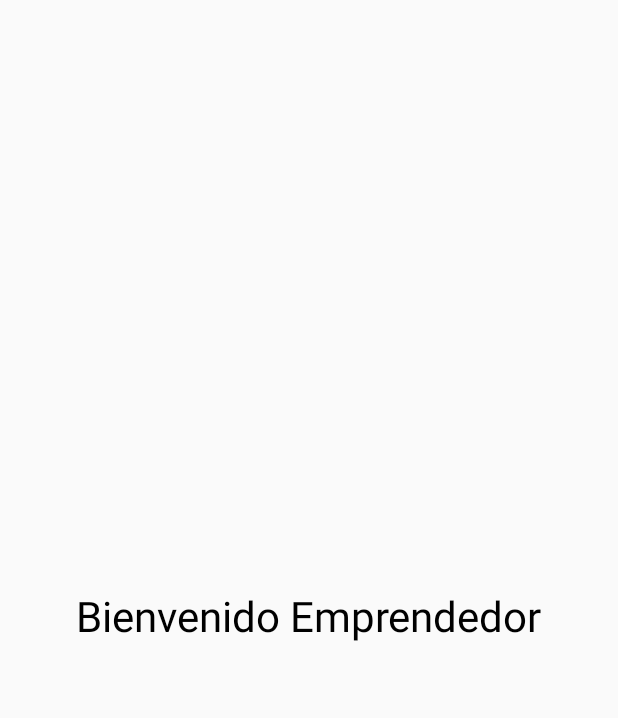
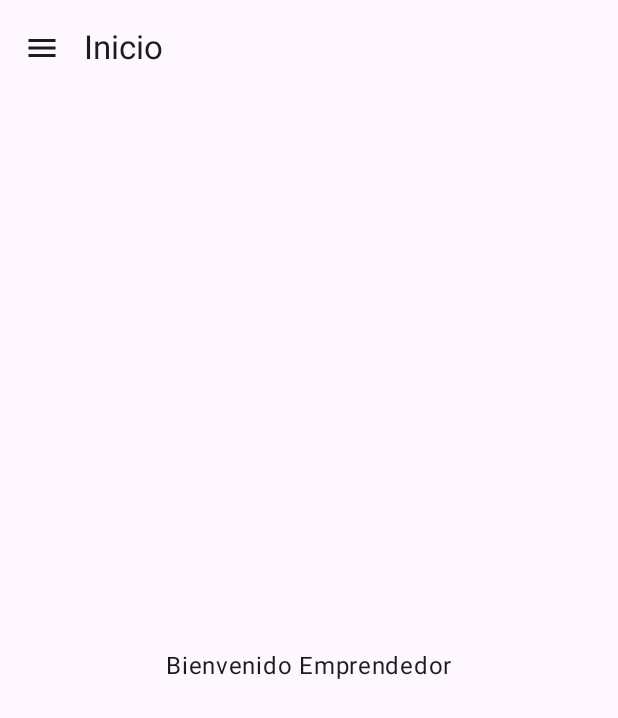
Before and after one commit to abdul8377/appTurismo202501, an Android app built with Jetpack Compose: the EmprendedorScreen screen opened through its navigation route, on a phone screen of 412 x 824 dp. Shown: the top 718 px of the screen. Run offline under Robolectric (Android 15) with nearby library versions, the phone set to English and light mode, and no system bars; our stand-ins replace Dagger/Hilt's generated code, Material 3 Expressive styles (plain Material 3 is drawn); network calls fail; pictures from the network do not load; 1 statement that could not run was skipped.

Commit message:
correccion drawer y pantalla emprendedor

```diff
--- a/app/src/main/java/pe/edu/upeu/appturismo202501/ui/navigation/NavigationHost.kt
+++ b/app/src/main/java/pe/edu/upeu/appturismo202501/ui/navigation/NavigationHost.kt
@@ -9,8 +9,10 @@ import androidx.compose.runtime.Composable
 import androidx.compose.runtime.MutableState
 import androidx.compose.ui.Modifier
 import androidx.navigation.NavHostController
+import androidx.navigation.NavType
 import androidx.navigation.compose.NavHost
 import androidx.navigation.compose.composable
+import androidx.navigation.navArgument
 import pe.edu.upeu.appturismo202501.ui.presentation.screens.LoginScreen
 import pe.edu.upeu.appturismo202501.ui.presentation.screens.forgotpassword.ForgotPasswordScreen
 import pe.edu.upeu.appturismo202501.ui.presentation.screens.welcome.PerfilScreen
@@ -95,7 +97,18 @@ fun NavigationHost(
         }
 
         // Rutas por rol
-        composable(Destinations.Emprendedor.route) { EmprendedorScreen(navController) }
+        composable(Destinations.Emprendedor.route) {
+            EmprendedorScreen(
+                navController = navController,
+                onLogoutClicked = {
+                    TokenUtils.clearToken()
+                    SessionManager.clearSession()
+                    navController.navigate(Destinations.Welcome.route){
+                        popUpTo(Destinations.Welcome.route)
+                    }
+                }
+            )
+        }
         composable(Destinations.Usuario.route) { UsuarioScreen(navController) }
         composable(Destinations.Administrador.route) {
             AdministradorScreen(
@@ -135,13 +148,14 @@ fun NavigationHost(
             UserScreen()
         }
 
-        composable("ver_tipo_de_negocio_screen/{id}") { backStackEntry ->
-            val id = backStackEntry.arguments?.getString("id")?.toLongOrNull()
-            if (id != null) {
-                VerTipoDeNegocioScreen(id = id) // Pasa el id correctamente aquí
-            } else {
-                Text("ID inválido") // En caso de que el ID no sea válido
-            }
+        composable(
+            route = Destinations.VerTipoDeNegocio.route,
+            arguments = listOf(
+                navArgument("id") { type = NavType.LongType }
+            )
+        ) { backStackEntry ->
+            val id = backStackEntry.arguments?.getLong("id") ?: 0L
+            VerTipoDeNegocioScreen(id = id)
         }
 
 
--- a/app/src/main/java/pe/edu/upeu/appturismo202501/ui/presentation/componentsA/Drawer.kt
+++ b/app/src/main/java/pe/edu/upeu/appturismo202501/ui/presentation/componentsA/Drawer.kt
@@ -21,14 +21,14 @@ import pe.edu.upeu.appturismo202501.utils.SessionManager
 data class DrawerNavItem(
     val label: String,
     val icon: ImageVector,
-    val id: String
+    val route: String     // ahora ruta en vez de id genérico
 )
 
 @OptIn(ExperimentalMaterial3Api::class)
 @Composable
 fun SidebarDrawer(
     items: List<DrawerNavItem>,
-    selectedItemId: String,
+    selectedRoute: String,
     onItemClicked: (DrawerNavItem) -> Unit,
     onLogoutClicked: () -> Unit,
     content: @Composable () -> Unit
@@ -36,9 +36,9 @@ fun SidebarDrawer(
     val drawerState = rememberDrawerState(DrawerValue.Closed)
     val scope = rememberCoroutineScope()
 
-    // Obtener el ID del usuario y el rol desde SessionManager
-    val userId = SessionManager.getUserId()  // Obtener el ID del usuario
-    val userRole = SessionManager.getUserRole() ?: "No asignado"  // Obtener el rol del usuario
+    // Datos de usuario
+    val userId = SessionManager.getUserId()
+    val userRole = SessionManager.getUserRole() ?: "No asignado"
 
     ModalNavigationDrawer(
         drawerState = drawerState,
@@ -49,7 +49,7 @@ fun SidebarDrawer(
                     .width(280.dp)
                     .background(MaterialTheme.colorScheme.surface)
             ) {
-                // Header del Drawer con el nombre del usuario y rol
+                // — Header del Drawer —
                 Box(
                     Modifier
                         .fillMaxWidth()
@@ -59,18 +59,18 @@ fun SidebarDrawer(
                 ) {
                     Column(horizontalAlignment = Alignment.CenterHorizontally) {
                         Text(
-                            "Bienvenido, Usuario", // Puedes cambiar esto a un nombre dinámico si lo tienes en SessionManager
+                            "Bienvenido, Usuario",
                             style = MaterialTheme.typography.titleLarge,
                             color = MaterialTheme.colorScheme.onPrimaryContainer
                         )
-                        Spacer(modifier = Modifier.height(8.dp))
+                        Spacer(Modifier.height(8.dp))
                         Text(
-                            text = "ID: $userId", // Mostrar el ID del usuario
+                            text = "ID: $userId",
                             style = MaterialTheme.typography.bodyMedium,
                             color = MaterialTheme.colorScheme.onPrimaryContainer
                         )
                         Text(
-                            text = "Rol: $userRole", // Mostrar el rol del usuario
+                            text = "Rol: $userRole",
                             style = MaterialTheme.typography.bodyMedium,
                             color = MaterialTheme.colorScheme.onPrimaryContainer
                         )
@@ -79,9 +79,9 @@ fun SidebarDrawer(
 
                 Spacer(Modifier.height(16.dp))
 
-                // Items del Drawer
+                // — Items del Drawer —
                 items.forEach { item ->
-                    val isSelected = item.id == selectedItemId
+                    val isSelected = item.route == selectedRoute
                     NavigationDrawerItem(
                         icon = { Icon(item.icon, contentDescription = item.label) },
                         label = { Text(item.label) },
@@ -93,16 +93,17 @@ fun SidebarDrawer(
                         modifier = Modifier.padding(horizontal = 16.dp),
                         colors = NavigationDrawerItemDefaults.colors(
                             selectedContainerColor = MaterialTheme.colorScheme.primary.copy(alpha = 0.12f),
-                            selectedIconColor = MaterialTheme.colorScheme.primary,
-                            selectedTextColor = MaterialTheme.colorScheme.primary,
-                            unselectedIconColor = MaterialTheme.colorScheme.onSurfaceVariant,
-                            unselectedTextColor = MaterialTheme.colorScheme.onSurfaceVariant
+                            selectedIconColor      = MaterialTheme.colorScheme.primary,
+                            selectedTextColor      = MaterialTheme.colorScheme.primary,
+                            unselectedIconColor    = MaterialTheme.colorScheme.onSurfaceVariant,
+                            unselectedTextColor    = MaterialTheme.colorScheme.onSurfaceVariant
                         )
                     )
                 }
 
-                // Botón de Cerrar Sesión
                 Spacer(Modifier.weight(1f))
+
+                // — Botón Cerrar Sesión —
                 Button(
                     onClick = {
                         scope.launch {
@@ -114,6 +115,8 @@ fun SidebarDrawer(
                         .fillMaxWidth()
                         .padding(16.dp)
                 ) {
+                    Icon(Icons.Default.Logout, contentDescription = "Logout")
+                    Spacer(Modifier.width(8.dp))
                     Text("Cerrar Sesión")
                 }
             }
@@ -121,8 +124,13 @@ fun SidebarDrawer(
     ) {
         Scaffold(
             topBar = {
+                val currentLabel = items
+                    .firstOrNull { it.route == selectedRoute }
+                    ?.label
+                    ?: items.firstOrNull()?.label
+                    ?: ""
                 TopAppBar(
-                    title = { Text(items.first { it.id == selectedItemId }.label) },
+                    title = { Text(currentLabel) },
                     navigationIcon = {
                         IconButton(onClick = { scope.launch { drawerState.open() } }) {
                             Icon(Icons.Filled.Menu, contentDescription = "Abrir menú")
--- a/app/src/main/java/pe/edu/upeu/appturismo202501/ui/presentation/screens/emprendedor/EmprendedorScreen.kt
+++ b/app/src/main/java/pe/edu/upeu/appturismo202501/ui/presentation/screens/emprendedor/EmprendedorScreen.kt
@@ -2,22 +2,90 @@ package pe.edu.upeu.appturismo202501.ui.presentation.screens.emprendedor
 
 import androidx.compose.foundation.layout.Box
 import androidx.compose.foundation.layout.fillMaxSize
+import androidx.compose.foundation.layout.padding
+import androidx.compose.material.icons.Icons
+import androidx.compose.material.icons.filled.Home
+import androidx.compose.material.icons.filled.Person
+import androidx.compose.material.icons.filled.Settings
 import androidx.compose.material3.MaterialTheme
 import androidx.compose.material3.Text
 import androidx.compose.runtime.Composable
 import androidx.compose.ui.Alignment
 import androidx.compose.ui.Modifier
+import androidx.compose.ui.unit.dp
 import androidx.navigation.NavHostController
+import androidx.navigation.compose.NavHost
+import androidx.navigation.compose.composable
+import androidx.navigation.compose.currentBackStackEntryAsState
+import androidx.navigation.compose.rememberNavController
+import pe.edu.upeu.appturismo202501.ui.navigation.Destinations
+import pe.edu.upeu.appturismo202501.ui.presentation.componentsA.DrawerNavItem
+import pe.edu.upeu.appturismo202501.ui.presentation.componentsA.SidebarDrawer
 
 @Composable
-fun EmprendedorScreen(navController: NavHostController) {
-    Box(
-        modifier = Modifier.fillMaxSize(),
-        contentAlignment = Alignment.Center
+fun EmprendedorScreen(
+    navController: NavHostController,
+    onLogoutClicked: () -> Unit
+) {
+    val emprNavController = rememberNavController()
+    val items = listOf(
+        DrawerNavItem("Inicio", Icons.Default.Home, Destinations.Emprendedor.route),
+        DrawerNavItem("Mi Perfil",    Icons.Default.Person,      "perfil_emprendedor"),
+        DrawerNavItem("Mis Productos",Icons.Default.Settings,    "productos_emprendedor")
+    )
+
+    SidebarDrawer (
+        items          = items,
+        selectedRoute  = emprNavController.currentBackStackEntryAsState().value
+            ?.destination?.route
+            ?: Destinations.Emprendedor.route,
+        onItemClicked  = { item ->
+            emprNavController.navigate(item.route) {
+                popUpTo(Destinations.Emprendedor.route) { inclusive = false }
+                launchSingleTop = true
+            }
+        },
+        onLogoutClicked = {
+            // limpias sesión y vuelves al login o welcome
+            onLogoutClicked()
+        }
     ) {
-        Text(
-            text = "Bienvenido Emprendedor",
-            style = MaterialTheme.typography.headlineMedium
-        )
+        // 4) Aquí anidamos el NavHost que carga cada Composable según la ruta interna
+        NavHost(
+            navController    = emprNavController,
+            startDestination = Destinations.Emprendedor.route,
+            modifier         = Modifier.fillMaxSize()
+        ) {
+            // Pantalla principal de Emprendedor
+            composable (Destinations.Emprendedor.route) {
+                Box(
+                    Modifier
+                        .fillMaxSize()
+                        .padding(16.dp),
+                    contentAlignment = Alignment.Center
+                ) {
+                    Text("Bienvenido Emprendedor")
+                }
+            }
+            // Perfil
+            composable("perfil_emprendedor") {
+                Box(
+                    Modifier.fillMaxSize(),
+                    contentAlignment = Alignment.Center
+                ) {
+                    Text("Mi Perfil de Emprendedor")
+                }
+            }
+            // Productos
+            composable("productos_emprendedor") {
+                Box(
+                    Modifier.fillMaxSize(),
+                    contentAlignment = Alignment.Center
+                ) {
+                    Text("Listado de mis Productos")
+                }
+            }
+        }
     }
+
 }
--- a/app/src/main/java/pe/edu/upeu/appturismo202501/ui/presentation/screens/tipodenegocio/TipoDeNegocioScreen.kt
+++ b/app/src/main/java/pe/edu/upeu/appturismo202501/ui/presentation/screens/tipodenegocio/TipoDeNegocioScreen.kt
@@ -19,6 +19,7 @@ import androidx.compose.material3.FloatingActionButton
 import androidx.compose.material.icons.Icons
 import androidx.compose.material.icons.filled.Add
 import androidx.navigation.NavHostController
+import pe.edu.upeu.appturismo202501.ui.navigation.Destinations
 import pe.edu.upeu.appturismo202501.ui.presentation.components.TipoDeNegocioForm
 
 @Composable
@@ -107,8 +108,9 @@ fun TipoDeNegocioScreen(
                             TipoDeNegocioItem(
                                 tipoDeNegocio = tipoDeNegocio,
                                 onViewClick = {
-                                    // Navegar a la pantalla de detalles del tipo de negocio
-                                    navController.navigate("ver_tipo_de_negocio_screen/${tipoDeNegocio.id}")
+                                    val destino = Destinations.VerTipoDeNegocio
+                                        .route.replace("{id}", tipoDeNegocio.id.toString())
+                                    navController.navigate(destino)
                                 },
                                 onEditClick = {
                                     tipoDeNegocioToEdit.value = tipoDeNegocio
--- a/app/src/main/java/pe/edu/upeu/appturismo202501/utils/TokenUtils.kt
+++ b/app/src/main/java/pe/edu/upeu/appturismo202501/utils/TokenUtils.kt
@@ -14,7 +14,7 @@ object TokenUtils {
     fun isLoggedIn(): Boolean {
         return TOKEN_CONTENT.isNotEmpty()
     }
-    var API_URL="http://192.168.0.198:8000/api/"
+    var API_URL="http://192.168.1.3:8000/api/"
     lateinit var CONTEXTO_APPX: Context
     var USER_LOGIN=""
     var ID_ASIS_ACT=0L
```
Also changed, not shown: app/src/main/java/pe/edu/upeu/appturismo202501/ui/navigation/Destinations.kt (+10 -0 lines), app/src/main/java/pe/edu/upeu/appturismo202501/ui/presentation/screens/administrador/AdministradorScreen.kt (+45 -68 lines), 2 other files.
